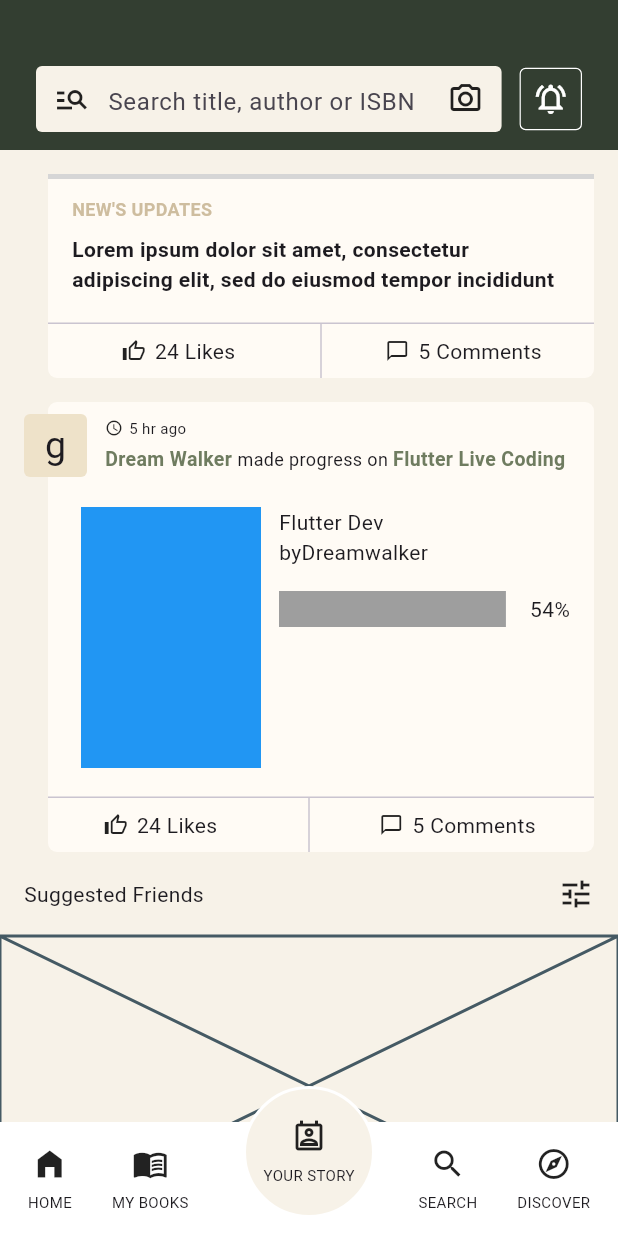
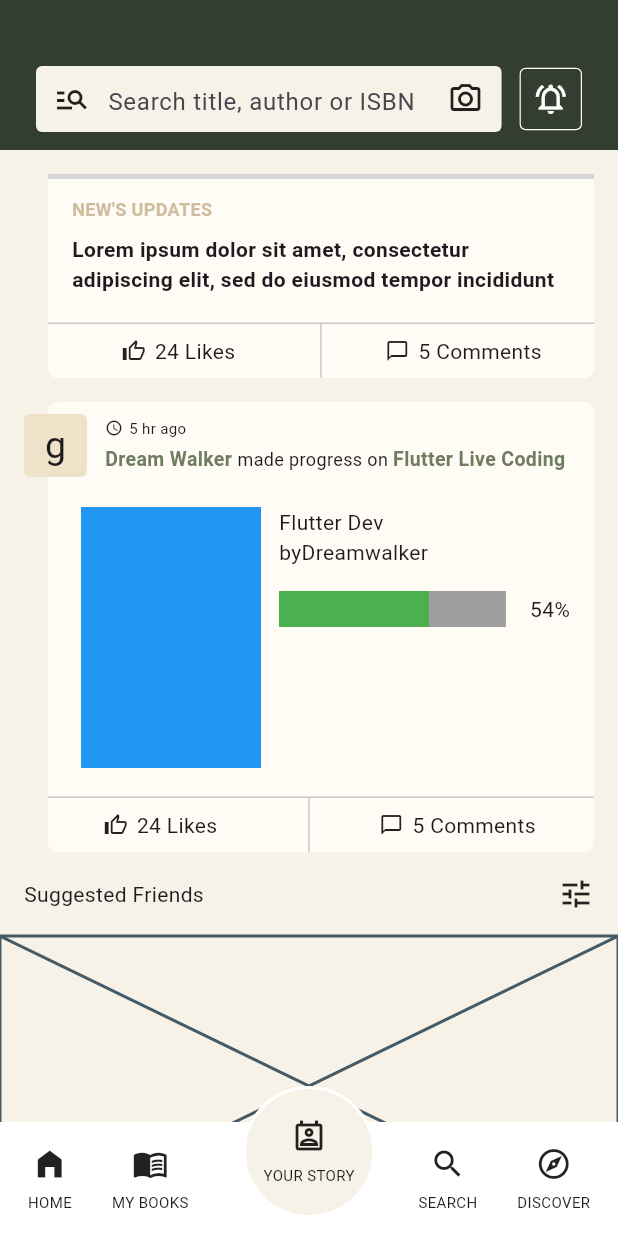
Before and after one commit to JAICHANGPARK/flutter_notebook_chapter_43, a Flutter app: the NewsFeedHomePage screen opened directly, scrolled down 164 dp, on a phone screen of 412 x 824 dp. Run offline on Flutter 3.47's test engine with Material 3 defaults, Android fonts, the phone set to English and light mode, and no system bars; our stand-ins replace gap, hugeicons; network calls fail; grey boxes are pictures that could not be loaded.

Commit message:
Update news_feed_home_page.dart

```diff
--- a/lib/ep2163_newsfeed_app/views/news_feed_home_page.dart
+++ b/lib/ep2163_newsfeed_app/views/news_feed_home_page.dart
@@ -353,7 +353,10 @@ class _NewsFeedHomePageState extends State<NewsFeedHomePage> {
                                                                   ),
                                                                   child: Row(
                                                                     children: [
-                                                                      Container(),
+                                                                      Container(
+                                                                        width: 100,
+                                                                        color: Colors.green,
+                                                                      ),
                                                                     ],
                                                                   ),
                                                                 ),
```
